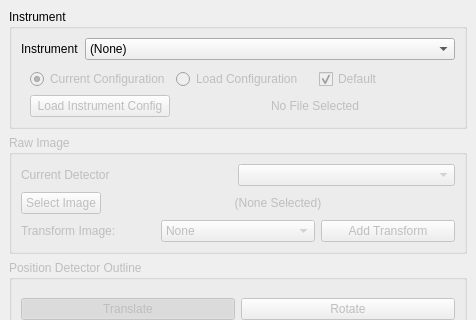
Qt form hexrd/ui/resources/ui/llnl_import_tool_dialog.ui (HEXRD/hexrdgui) before a commit; both pictures show x 0 to 476 and y 0 to 320 of the 476 by 646 pixel window.
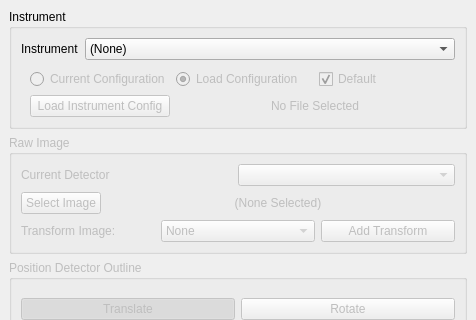
The same form after that commit.

Commit message: Default to using default config

```diff
--- a/hexrd/ui/resources/ui/llnl_import_tool_dialog.ui
+++ b/hexrd/ui/resources/ui/llnl_import_tool_dialog.ui
@@ -139,7 +139,7 @@
              <string>Current Configuration</string>
             </property>
             <property name="checked">
-             <bool>true</bool>
+             <bool>false</bool>
             </property>
            </widget>
           </item>
@@ -151,6 +151,9 @@
             <property name="text">
              <string>Load Configuration</string>
             </property>
+            <property name="checked">
+             <bool>true</bool>
+            </property>
            </widget>
           </item>
           <item row="0" column="2">
```
